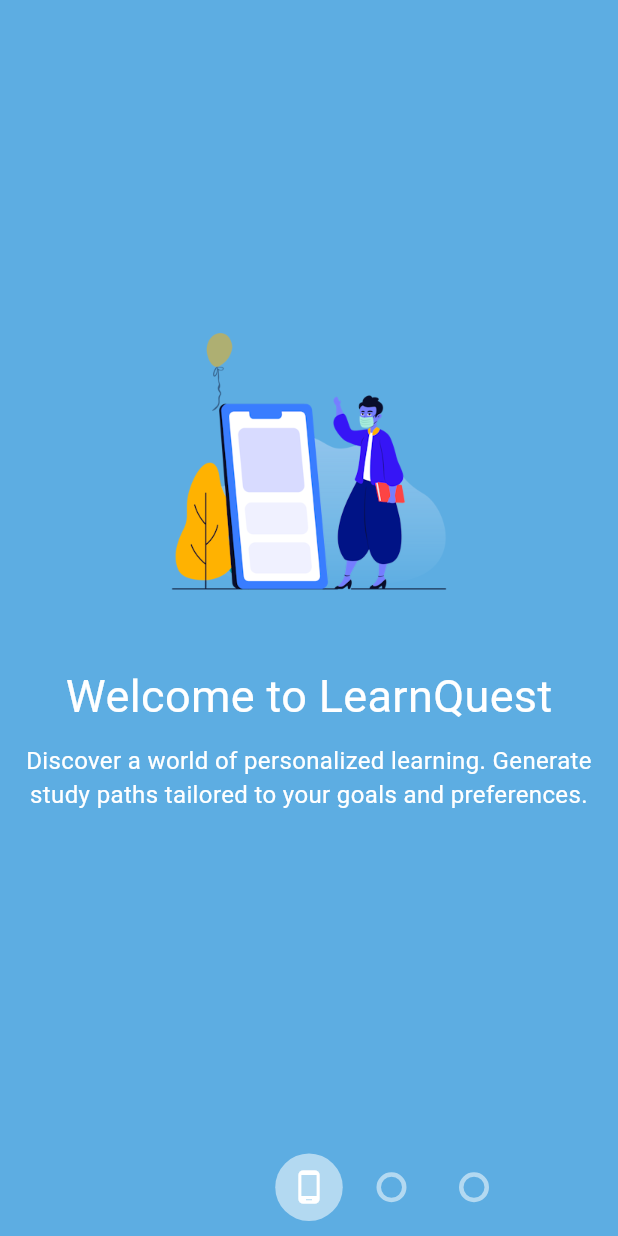
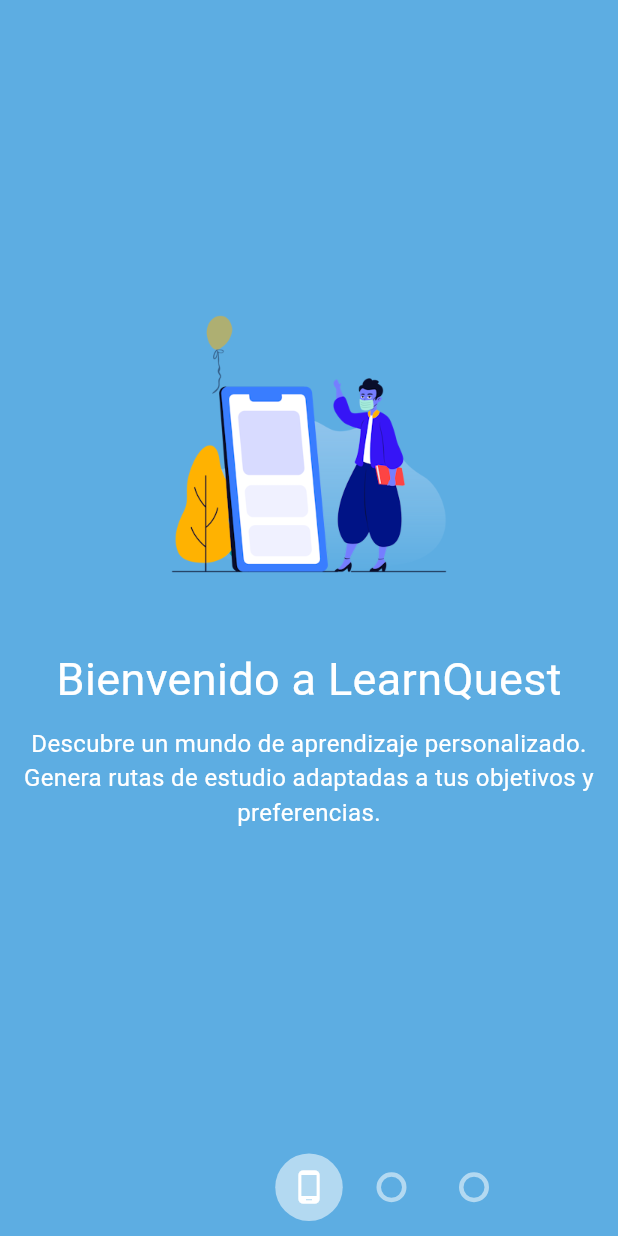
Before and after one commit to FlutterAppGemini/App_LearnQuest, a Flutter app: the screen it shows after launch, on a phone screen of 412 x 824 dp. Run offline on Flutter 3.47's test engine with Material 3 defaults, Android fonts, the phone set to English and light mode, and no system bars; our stand-ins replace animated_text_kit, cloud_firestore, firebase_auth, firebase_core, flutter_dotenv, flutter_markdown and 7 more; missing offline and left inert: dynamic_icons; accounts and stored records are empty; generated files the repository leaves out were written again; project files that could hold a hidden picture were left out.

Commit message:
welcome page modificado

```diff
--- a/lib/feature/welcome/page/welcome_page.dart
+++ b/lib/feature/welcome/page/welcome_page.dart
@@ -86,38 +86,6 @@ class _WelcomePageState extends State<WelcomePage>
 
   @override
   Widget build(BuildContext context) {
-    final pages = [
-      PageViewModel(
-        const Color(0xFF5DADE2),
-        'assets/images/welcome1.png',
-        S.of(context).welcome_title_1,
-        S.of(context).welcome_description_1,
-        const Icon(
-          Icons.phone_android,
-          color: Colors.white,
-        ),
-      ),
-      PageViewModel(
-        const Color(0xFF8E44AD),
-        'assets/images/welcome2.png',
-        S.of(context).welcome_title_2,
-        S.of(context).welcome_description_2,
-        const Icon(
-          Icons.travel_explore,
-          color: Colors.white,
-        ),
-      ),
-      PageViewModel(
-        const Color(0xFFBB8FCE),
-        'assets/images/welcome3.png',
-        S.of(context).welcome_title_3,
-        S.of(context).welcome_description_3,
-        const Icon(
-          Icons.school,
-          color: Colors.white,
-        ),
-      ),
-    ];
     return Scaffold(
       body: Stack(
         children: [
@@ -163,38 +131,6 @@ class Page extends StatelessWidget {
 
   @override
   Widget build(BuildContext context) {
-    final pages = [
-      PageViewModel(
-        const Color(0xFF5DADE2),
-        'assets/images/welcome1.png',
-        S.of(context).welcome_title_1,
-        S.of(context).welcome_description_1,
-        const Icon(
-          Icons.phone_android,
-          color: Colors.white,
-        ),
-      ),
-      PageViewModel(
-        const Color(0xFF8E44AD),
-        'assets/images/welcome2.png',
-        S.of(context).welcome_title_2,
-        S.of(context).welcome_description_2,
-        const Icon(
-          Icons.travel_explore,
-          color: Colors.white,
-        ),
-      ),
-      PageViewModel(
-        const Color(0xFFBB8FCE),
-        'assets/images/welcome3.png',
-        S.of(context).welcome_title_3,
-        S.of(context).welcome_description_3,
-        const Icon(
-          Icons.school,
-          color: Colors.white,
-        ),
-      ),
-    ];
     return Container(
       width: double.infinity,
       color: viewModel.color,
@@ -257,3 +193,36 @@ class Page extends StatelessWidget {
     );
   }
 }
+
+final pages = [
+  PageViewModel(
+    const Color(0xFF5DADE2),
+    'assets/images/welcome1.png',
+    'Bienvenido a LearnQuest',
+    'Descubre un mundo de aprendizaje personalizado. Genera rutas de estudio adaptadas a tus objetivos y preferencias.',
+    const Icon(
+      Icons.phone_android,
+      color: Colors.white,
+    ),
+  ),
+  PageViewModel(
+    const Color(0xFF8E44AD),
+    'assets/images/welcome2.png',
+    'Explora y Aprende',
+    'Navega a través de un mapa interactivo, completa niveles y desbloquea mundos de conocimiento. Aprende jugando y diviértete.',
+    const Icon(
+      Icons.travel_explore,
+      color: Colors.white,
+    ),
+  ),
+  PageViewModel(
+    const Color(0xFFBB8FCE),
+    'assets/images/welcome3.png',
+    'Personaliza y Conecta',
+    'Ajusta tu ruta de aprendizaje según tus necesidades. Únete a una comunidad de aprendices y comparte tus progresos.',
+    const Icon(
+      Icons.school,
+      color: Colors.white,
+    ),
+  ),
+];
--- a/lib/l10n/intl_en.arb
+++ b/lib/l10n/intl_en.arb
@@ -62,13 +62,6 @@
 
 
   "button_start": "Start",
-  "welcome_title_1": "Welcome to LearnQuest",
-  "welcome_description_1": "Discover a world of personalized learning. Generate study paths tailored to your goals and preferences.",
-  "welcome_title_2": "Explore and Learn",
-  "welcome_description_2": "Navigate through an interactive map, complete levels, and unlock worlds of knowledge. Learn while having fun.",
-  "welcome_title_3": "Customize and Connect",
-  "welcome_description_3": "Adjust your learning path according to your needs. Join a community of learners and share your progress.",
-
 
   "snackbar_error_message": "Oops... Something went wrong",
   "continue_as_guest_button": "Continue as guest",
--- a/lib/l10n/intl_es.arb
+++ b/lib/l10n/intl_es.arb
@@ -63,13 +63,6 @@
 
 
   "button_start": "Comenzar",
-  "welcome_title_1": "Bienvenido a LearnQuest",
-  "welcome_description_1": "Descubre un mundo de aprendizaje personalizado. Genera rutas de estudio adaptadas a tus objetivos y preferencias.",
-  "welcome_title_2": "Explora y Aprende",
-  "welcome_description_2": "Navega a través de un mapa interactivo, completa niveles y desbloquea mundos de conocimiento. Aprende jugando y diviértete.",
-  "welcome_title_3": "Personaliza y Conecta",
-  "welcome_description_3": "Ajusta tu ruta de aprendizaje según tus necesidades. Únete a una comunidad de aprendices y comparte tus progresos.",
-
 
   "snackbar_error_message": "Ups... Algo salió mal",
   "continue_as_guest_button": "Continuar como invitado",
```
Also changed, not shown: lib/generated/intl/messages_en.dart, lib/generated/intl/messages_es.dart, lib/generated/l10n.dart, 1 other file.
